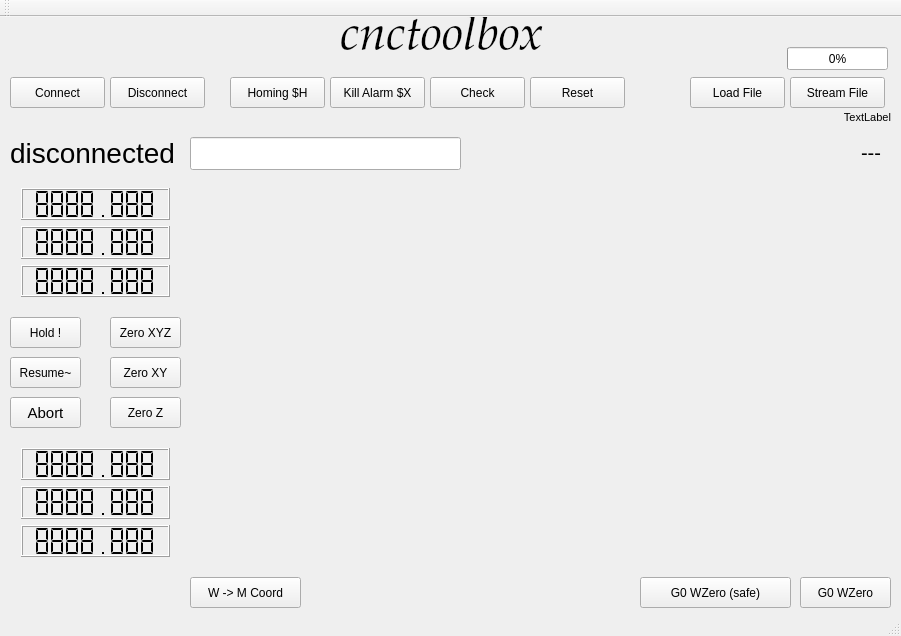
Above: lib/qt/cnctoolbox/mainwindow.ui from comgram/gerbil_gui before the change. Below: the same form after it.
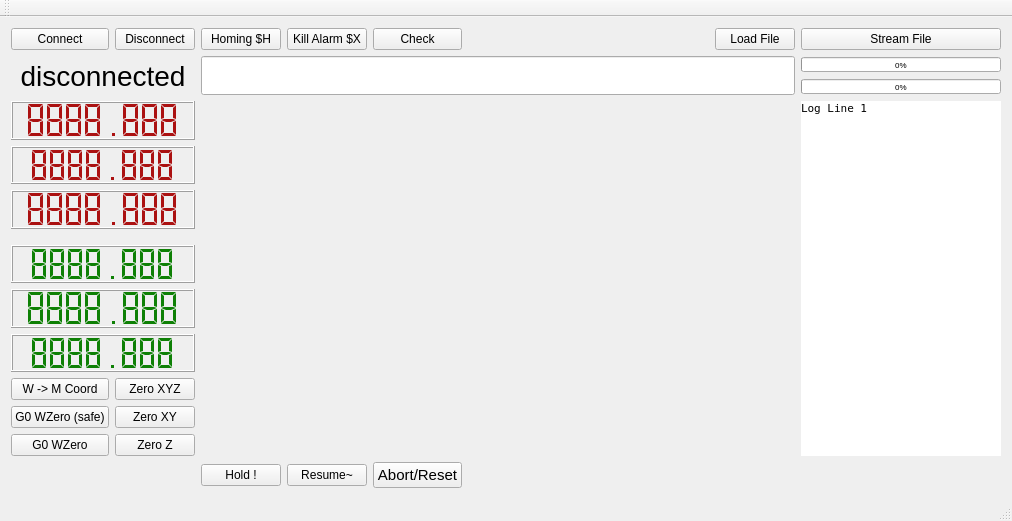
That is the form after the change.

What changed in the file:
```diff
--- a/lib/qt/cnctoolbox/mainwindow.ui
+++ b/lib/qt/cnctoolbox/mainwindow.ui
@@ -6,61 +6,165 @@
    <rect>
     <x>0</x>
     <y>0</y>
-    <width>901</width>
-    <height>636</height>
+    <width>1012</width>
+    <height>521</height>
    </rect>
   </property>
+  <property name="sizePolicy">
+   <sizepolicy hsizetype="Ignored" vsizetype="Ignored">
+    <horstretch>0</horstretch>
+    <verstretch>0</verstretch>
+   </sizepolicy>
+  </property>
   <property name="windowTitle">
    <string>MainWindow</string>
   </property>
+  <property name="styleSheet">
+   <string notr="true">#lcdNumber_mx { color: #ab1111; }
+#lcdNumber_my { color: #ab1111; }
+#lcdNumber_mz { color: #ab1111; }
+#lcdNumber_wx { color: #0e8005; }
+#lcdNumber_wy { color: #0e8005; }
+#lcdNumber_wz { color: #0e8005; }
+#lcdNumber_mx { color: #ab1111; }
+#lcdNumber_my { color: #ab1111; }
+#lcdNumber_mz { color: #ab1111; }</string>
+  </property>
   <widget class="QWidget" name="centralWidget">
-   <widget class="QLabel" name="label_heading">
-    <property name="geometry">
-     <rect>
-      <x>340</x>
-      <y>0</y>
-      <width>211</width>
-      <height>41</height>
-     </rect>
-    </property>
-    <property name="font">
-     <font>
-      <family>TeX Gyre Pagella</family>
-      <pointsize>36</pointsize>
-      <italic>true</italic>
-     </font>
-    </property>
-    <property name="text">
-     <string>cnctoolbox</string>
-    </property>
-   </widget>
-   <widget class="QWidget" name="gridLayoutWidget_2">
-    <property name="geometry">
-     <rect>
-      <x>190</x>
-      <y>160</y>
-      <width>701</width>
-      <height>391</height>
-     </rect>
-    </property>
+   <layout class="QGridLayout" name="gridLayout">
+    <item row="4" column="2" rowspan="5" colspan="10">
     <layout class="QGridLayout" name="grid_opengl">
      <property name="sizeConstraint">
-      <enum>QLayout::SetDefaultConstraint</enum>
-     </property>
-    </layout>
-   </widget>
-   <widget class="QWidget" name="verticalLayoutWidget_2">
-    <property name="geometry">
-     <rect>
-      <x>10</x>
-      <y>160</y>
-      <width>171</width>
-      <height>131</height>
-     </rect>
-    </property>
+       <enum>QLayout::SetNoConstraint</enum>
+      </property>
+     </layout>
+    </item>
+    <item row="0" column="0">
+     <widget class="QPushButton" name="pushButton_connect">
+      <property name="text">
+       <string>Connect</string>
+      </property>
+     </widget>
+    </item>
+    <item row="3" column="2" colspan="10">
+     <widget class="QLineEdit" name="lineEdit_cmdline">
+      <property name="sizePolicy">
+       <sizepolicy hsizetype="Ignored" vsizetype="Fixed">
+        <horstretch>0</horstretch>
+        <verstretch>0</verstretch>
+       </sizepolicy>
+      </property>
+      <property name="font">
+       <font>
+        <pointsize>20</pointsize>
+        <weight>75</weight>
+        <bold>true</bold>
+       </font>
+      </property>
+      <property name="text">
+       <string/>
+      </property>
+     </widget>
+    </item>
+    <item row="9" column="4">
+     <widget class="QPushButton" name="pushButton_abort">
+      <property name="font">
+       <font>
+        <pointsize>11</pointsize>
+       </font>
+      </property>
+      <property name="autoFillBackground">
+       <bool>false</bool>
+      </property>
+      <property name="styleSheet">
+       <string notr="true"/>
+      </property>
+      <property name="text">
+       <string>Abort/Reset</string>
+      </property>
+     </widget>
+    </item>
+    <item row="0" column="3">
+     <widget class="QPushButton" name="pushButton_killalarm">
+      <property name="text">
+       <string>Kill Alarm $X</string>
+      </property>
+     </widget>
+    </item>
+    <item row="0" column="2">
+     <widget class="QPushButton" name="pushButton_homing">
+      <property name="text">
+       <string>Homing $H</string>
+      </property>
+     </widget>
+    </item>
+    <item row="0" column="4">
+     <widget class="QPushButton" name="pushButton_check">
+      <property name="text">
+       <string>Check</string>
+      </property>
+     </widget>
+    </item>
+    <item row="0" column="11">
+     <widget class="QPushButton" name="pushButton_fileload">
+      <property name="text">
+       <string>Load File</string>
+      </property>
+     </widget>
+    </item>
+    <item row="0" column="12">
+     <widget class="QPushButton" name="pushButton_filestream">
+      <property name="text">
+       <string>Stream File</string>
+      </property>
+     </widget>
+    </item>
+    <item row="6" column="0">
+     <widget class="QPushButton" name="pushButton_w2mcoord">
+      <property name="text">
+       <string>W -&gt; M Coord</string>
+      </property>
+     </widget>
+    </item>
+    <item row="9" column="3">
+     <widget class="QPushButton" name="pushButton_resume">
+      <property name="text">
+       <string>Resume~</string>
+      </property>
+     </widget>
+    </item>
+    <item row="9" column="2">
+     <widget class="QPushButton" name="pushButton_hold">
+      <property name="text">
+       <string>Hold !</string>
+      </property>
+     </widget>
+    </item>
+    <item row="7" column="0">
+     <widget class="QPushButton" name="pushButton_g0wzerosafe">
+      <property name="text">
+       <string>G0 WZero (safe)</string>
+      </property>
+     </widget>
+    </item>
+    <item row="4" column="0" rowspan="2" colspan="2">
     <layout class="QVBoxLayout" name="verticalLayout_xyz">
+      <property name="sizeConstraint">
+       <enum>QLayout::SetNoConstraint</enum>
+      </property>
      <item>
       <widget class="QLCDNumber" name="lcdNumber_mx">
+        <property name="sizePolicy">
+         <sizepolicy hsizetype="Minimum" vsizetype="Minimum">
+          <horstretch>0</horstretch>
+          <verstretch>0</verstretch>
+         </sizepolicy>
+        </property>
+        <property name="font">
+         <font>
+          <pointsize>11</pointsize>
+         </font>
+        </property>
        <property name="digitCount">
         <number>8</number>
        </property>
@@ -74,6 +178,11 @@
      </item>
      <item>
       <widget class="QLCDNumber" name="lcdNumber_my">
+        <property name="font">
+         <font>
+          <pointsize>11</pointsize>
+         </font>
+        </property>
        <property name="digitCount">
         <number>8</number>
        </property>
@@ -87,6 +196,11 @@
      </item>
      <item>
       <widget class="QLCDNumber" name="lcdNumber_mz">
+        <property name="font">
+         <font>
+          <pointsize>11</pointsize>
+         </font>
+        </property>
        <property name="smallDecimalPoint">
         <bool>false</bool>
        </property>
@@ -104,205 +218,94 @@
        </property>
       </widget>
      </item>
-    </layout>
-   </widget>
-   <widget class="QPushButton" name="pushButton_connect">
-    <property name="geometry">
-     <rect>
-      <x>10</x>
-      <y>60</y>
-      <width>95</width>
-      <height>31</height>
-     </rect>
-    </property>
-    <property name="text">
-     <string>Connect</string>
-    </property>
-   </widget>
+      <item>
+       <spacer name="verticalSpacer">
+        <property name="orientation">
+         <enum>Qt::Vertical</enum>
+        </property>
+        <property name="sizeType">
+         <enum>QSizePolicy::Fixed</enum>
+        </property>
+        <property name="sizeHint" stdset="0">
+         <size>
+          <width>20</width>
+          <height>10</height>
+         </size>
+        </property>
+       </spacer>
+      </item>
+      <item>
+       <widget class="QLCDNumber" name="lcdNumber_wx">
+        <property name="font">
+         <font>
+          <pointsize>11</pointsize>
+         </font>
+        </property>
+        <property name="digitCount">
+         <number>8</number>
+        </property>
+        <property name="segmentStyle">
+         <enum>QLCDNumber::Flat</enum>
+        </property>
+        <property name="value" stdset="0">
+         <double>8888.888000000000829</double>
+        </property>
+       </widget>
+      </item>
+      <item>
+       <widget class="QLCDNumber" name="lcdNumber_wy">
+        <property name="font">
+         <font>
+          <pointsize>11</pointsize>
+         </font>
+        </property>
+        <property name="digitCount">
+         <number>8</number>
+        </property>
+        <property name="segmentStyle">
+         <enum>QLCDNumber::Flat</enum>
+        </property>
+        <property name="value" stdset="0">
+         <double>8888.888000000000829</double>
+        </property>
+       </widget>
+      </item>
+      <item>
+       <widget class="QLCDNumber" name="lcdNumber_wz">
+        <property name="font">
+         <font>
+          <pointsize>11</pointsize>
+         </font>
+        </property>
+        <property name="digitCount">
+         <number>8</number>
+        </property>
+        <property name="segmentStyle">
+         <enum>QLCDNumber::Flat</enum>
+        </property>
+        <property name="value" stdset="0">
+         <double>8888.888000000000829</double>
+        </property>
+       </widget>
+      </item>
+     </layout>
+    </item>
+    <item row="0" column="1">
    <widget class="QPushButton" name="pushButton_disconnect">
-    <property name="geometry">
-     <rect>
-      <x>110</x>
-      <y>60</y>
-      <width>95</width>
-      <height>31</height>
-     </rect>
-    </property>
     <property name="text">
      <string>Disconnect</string>
     </property>
    </widget>
-   <widget class="QPushButton" name="pushButton_homing">
-    <property name="geometry">
-     <rect>
-      <x>230</x>
-      <y>60</y>
-      <width>95</width>
-      <height>31</height>
-     </rect>
-    </property>
+    </item>
+    <item row="8" column="0">
+     <widget class="QPushButton" name="pushButton_g0wzero">
     <property name="text">
-     <string>Homing $H</string>
-    </property>
-   </widget>
-   <widget class="QPushButton" name="pushButton_killalarm">
-    <property name="geometry">
-     <rect>
-      <x>330</x>
-      <y>60</y>
-      <width>95</width>
-      <height>31</height>
-     </rect>
-    </property>
-    <property name="text">
-     <string>Kill Alarm $X</string>
-    </property>
-   </widget>
-   <widget class="QPushButton" name="pushButton_reset">
-    <property name="geometry">
-     <rect>
-      <x>530</x>
-      <y>60</y>
-      <width>95</width>
-      <height>31</height>
-     </rect>
-    </property>
-    <property name="text">
-     <string>Reset</string>
-    </property>
-   </widget>
-   <widget class="QPushButton" name="pushButton_hold">
-    <property name="geometry">
-     <rect>
-      <x>10</x>
-      <y>300</y>
-      <width>71</width>
-      <height>31</height>
-     </rect>
-    </property>
-    <property name="text">
-     <string>Hold !</string>
-    </property>
-   </widget>
-   <widget class="QPushButton" name="pushButton_resume">
-    <property name="geometry">
-     <rect>
-      <x>10</x>
-      <y>340</y>
-      <width>71</width>
-      <height>31</height>
-     </rect>
-    </property>
-    <property name="text">
-     <string>Resume~</string>
-    </property>
-   </widget>
-   <widget class="QPushButton" name="pushButton_abort">
-    <property name="geometry">
-     <rect>
-      <x>10</x>
-      <y>380</y>
-      <width>71</width>
-      <height>31</height>
-     </rect>
-    </property>
-    <property name="font">
-     <font>
-      <pointsize>11</pointsize>
-     </font>
-    </property>
-    <property name="autoFillBackground">
-     <bool>false</bool>
-    </property>
-    <property name="styleSheet">
-     <string notr="true"/>
-    </property>
-    <property name="text">
-     <string>Abort</string>
-    </property>
-   </widget>
-   <widget class="QLabel" name="label_grbl">
-    <property name="geometry">
-     <rect>
-      <x>240</x>
-      <y>540</y>
-      <width>361</width>
-      <height>21</height>
-     </rect>
-    </property>
-    <property name="text">
-     <string/>
-    </property>
-   </widget>
-   <widget class="QProgressBar" name="progressBar">
-    <property name="geometry">
-     <rect>
-      <x>787</x>
-      <y>30</y>
-      <width>101</width>
-      <height>23</height>
-     </rect>
-    </property>
-    <property name="value">
-     <number>0</number>
-    </property>
-   </widget>
-   <widget class="QPushButton" name="pushButton_fileload">
-    <property name="geometry">
-     <rect>
-      <x>690</x>
-      <y>60</y>
-      <width>95</width>
-      <height>31</height>
-     </rect>
-    </property>
-    <property name="text">
-     <string>Load File</string>
-    </property>
-   </widget>
-   <widget class="QLabel" name="label_file">
-    <property name="geometry">
-     <rect>
-      <x>390</x>
-      <y>90</y>
-      <width>501</width>
-      <height>21</height>
-     </rect>
-    </property>
-    <property name="font">
-     <font>
-      <pointsize>8</pointsize>
-     </font>
-    </property>
-    <property name="text">
-     <string>TextLabel</string>
-    </property>
-    <property name="alignment">
-     <set>Qt::AlignRight|Qt::AlignTrailing|Qt::AlignVCenter</set>
-    </property>
-   </widget>
-   <widget class="QPushButton" name="pushButton_filestream">
-    <property name="geometry">
-     <rect>
-      <x>790</x>
-      <y>60</y>
-      <width>95</width>
-      <height>31</height>
-     </rect>
-    </property>
-    <property name="text">
-     <string>Stream File</string>
-    </property>
-   </widget>
+       <string>G0 WZero</string>
+      </property>
+     </widget>
+    </item>
+    <item row="3" column="0" colspan="2">
    <widget class="QLabel" name="label_state">
-    <property name="geometry">
-     <rect>
-      <x>10</x>
-      <y>120</y>
-      <width>191</width>
-      <height>31</height>
-     </rect>
-    </property>
     <property name="font">
      <font>
       <pointsize>21</pointsize>
@@ -312,185 +315,123 @@
      <string>disconnected</string>
     </property>
     <property name="alignment">
-     <set>Qt::AlignLeading|Qt::AlignLeft|Qt::AlignVCenter</set>
-    </property>
-   </widget>
-   <widget class="QWidget" name="verticalLayoutWidget">
-    <property name="geometry">
-     <rect>
-      <x>10</x>
-      <y>420</y>
-      <width>171</width>
-      <height>131</height>
-     </rect>
-    </property>
-    <layout class="QVBoxLayout" name="verticalLayout">
-     <item>
-      <widget class="QLCDNumber" name="lcdNumber_wx">
-       <property name="digitCount">
-        <number>8</number>
-       </property>
-       <property name="segmentStyle">
-        <enum>QLCDNumber::Flat</enum>
-       </property>
-       <property name="value" stdset="0">
-        <double>8888.888000000000829</double>
-       </property>
-      </widget>
-     </item>
-     <item>
-      <widget class="QLCDNumber" name="lcdNumber_wy">
-       <property name="digitCount">
-        <number>8</number>
-       </property>
-       <property name="segmentStyle">
-        <enum>QLCDNumber::Flat</enum>
-       </property>
-       <property name="value" stdset="0">
-        <double>8888.888000000000829</double>
-       </property>
-      </widget>
-     </item>
-     <item>
-      <widget class="QLCDNumber" name="lcdNumber_wz">
-       <property name="digitCount">
-        <number>8</number>
-       </property>
-       <property name="segmentStyle">
-        <enum>QLCDNumber::Flat</enum>
-       </property>
-       <property name="value" stdset="0">
-        <double>8888.888000000000829</double>
-       </property>
-      </widget>
-     </item>
-    </layout>
-   </widget>
+       <set>Qt::AlignCenter</set>
+      </property>
+     </widget>
+    </item>
+    <item row="6" column="1">
    <widget class="QPushButton" name="pushButton_zeroxyz">
-    <property name="geometry">
-     <rect>
-      <x>110</x>
-      <y>300</y>
-      <width>71</width>
-      <height>31</height>
-     </rect>
-    </property>
     <property name="text">
      <string>Zero XYZ</string>
     </property>
    </widget>
-   <widget class="QPushButton" name="pushButton_zeroz">
-    <property name="geometry">
-     <rect>
-      <x>110</x>
-      <y>380</y>
-      <width>71</width>
-      <height>31</height>
-     </rect>
-    </property>
-    <property name="text">
-     <string>Zero Z</string>
-    </property>
-   </widget>
+    </item>
+    <item row="7" column="1">
    <widget class="QPushButton" name="pushButton_zeroxy">
-    <property name="geometry">
-     <rect>
-      <x>110</x>
-      <y>340</y>
-      <width>71</width>
-      <height>31</height>
-     </rect>
-    </property>
     <property name="text">
      <string>Zero XY</string>
     </property>
    </widget>
-   <widget class="QLabel" name="label_logline">
-    <property name="geometry">
-     <rect>
-      <x>470</x>
-      <y>120</y>
-      <width>411</width>
-      <height>31</height>
-     </rect>
-    </property>
+    </item>
+    <item row="8" column="1">
+     <widget class="QPushButton" name="pushButton_zeroz">
+      <property name="text">
+       <string>Zero Z</string>
+      </property>
+     </widget>
+    </item>
+    <item row="3" column="12">
+     <layout class="QVBoxLayout" name="verticalLayout_2">
+      <item>
+       <widget class="QProgressBar" name="progressBar_buffer">
+        <property name="sizePolicy">
+         <sizepolicy hsizetype="Ignored" vsizetype="Fixed">
+          <horstretch>0</horstretch>
+          <verstretch>0</verstretch>
+         </sizepolicy>
+        </property>
+        <property name="maximumSize">
+         <size>
+          <width>16777215</width>
+          <height>15</height>
+         </size>
+        </property>
     <property name="font">
      <font>
-      <pointsize>15</pointsize>
-     </font>
-    </property>
+          <pointsize>6</pointsize>
+         </font>
+        </property>
+        <property name="value">
+         <number>0</number>
+        </property>
+       </widget>
+      </item>
+      <item>
+       <widget class="QProgressBar" name="progressBar_job">
+        <property name="sizePolicy">
+         <sizepolicy hsizetype="Ignored" vsizetype="Fixed">
+          <horstretch>0</horstretch>
+          <verstretch>0</verstretch>
+         </sizepolicy>
+        </property>
+        <property name="maximumSize">
+         <size>
+          <width>16777215</width>
+          <height>15</height>
+         </size>
+        </property>
+        <property name="font">
+         <font>
+          <pointsize>6</pointsize>
+         </font>
+        </property>
+        <property name="value">
+         <number>0</number>
+        </property>
+       </widget>
+      </item>
+     </layout>
+    </item>
+    <item row="4" column="12" rowspan="5">
+     <widget class="QLabel" name="label_log">
+      <property name="minimumSize">
+       <size>
+        <width>200</width>
+        <height>0</height>
+       </size>
+      </property>
+      <property name="font">
+       <font>
+        <family>DejaVu Sans Mono</family>
+        <pointsize>8</pointsize>
+       </font>
+      </property>
+      <property name="autoFillBackground">
+       <bool>false</bool>
+      </property>
+      <property name="styleSheet">
+       <string notr="true">background-color: white;</string>
+      </property>
     <property name="text">
-     <string>---</string>
+       <string>Log Line 1</string>
     </property>
     <property name="alignment">
-     <set>Qt::AlignRight|Qt::AlignTrailing|Qt::AlignVCenter</set>
-    </property>
-   </widget>
-   <widget class="QPushButton" name="pushButton_g0wzero">
+       <set>Qt::AlignLeading|Qt::AlignLeft|Qt::AlignTop</set>
+      </property>
+     </widget>
+    </item>
+   </layout>
+   <widget class="QLabel" name="label_grbl">
     <property name="geometry">
      <rect>
-      <x>800</x>
-      <y>560</y>
-      <width>91</width>
+      <x>279</x>
+      <y>493</y>
+      <width>334</width>
       <height>31</height>
      </rect>
     </property>
     <property name="text">
-     <string>G0 WZero</string>
-    </property>
-   </widget>
-   <widget class="QPushButton" name="pushButton_g0wzerosafe">
-    <property name="geometry">
-     <rect>
-      <x>640</x>
-      <y>560</y>
-      <width>151</width>
-      <height>31</height>
-     </rect>
-    </property>
-    <property name="text">
-     <string>G0 WZero (safe)</string>
-    </property>
-   </widget>
-   <widget class="QPushButton" name="pushButton_w2mcoord">
-    <property name="geometry">
-     <rect>
-      <x>190</x>
-      <y>560</y>
-      <width>111</width>
-      <height>31</height>
-     </rect>
-    </property>
-    <property name="text">
-     <string>W -&gt; M Coord</string>
-    </property>
-   </widget>
-   <widget class="QLineEdit" name="lineEdit_cmdline">
-    <property name="geometry">
-     <rect>
-      <x>190</x>
-      <y>120</y>
-      <width>271</width>
-      <height>33</height>
-     </rect>
-    </property>
-    <property name="font">
-     <font>
-      <pointsize>20</pointsize>
-     </font>
-    </property>
-   </widget>
-   <widget class="QPushButton" name="pushButton_check">
-    <property name="geometry">
-     <rect>
-      <x>430</x>
-      <y>60</y>
-      <width>95</width>
-      <height>31</height>
-     </rect>
-    </property>
-    <property name="text">
-     <string>Check</string>
+     <string/>
     </property>
    </widget>
   </widget>
```
Lines whose indentation alone changed are shown as unchanged.
